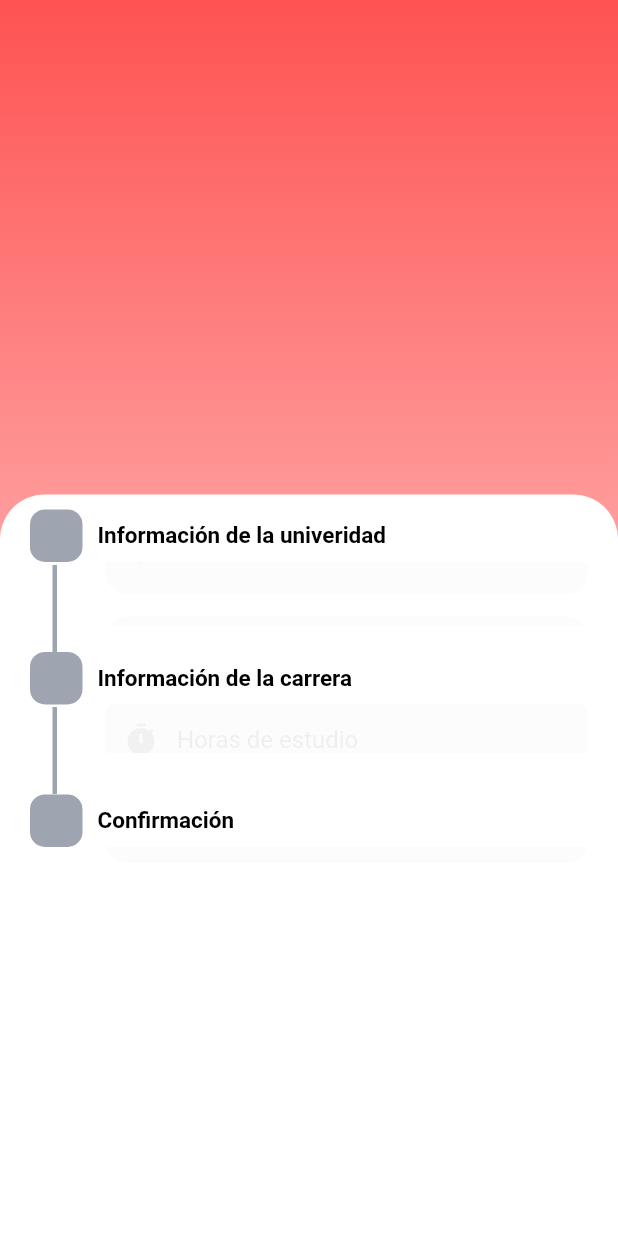
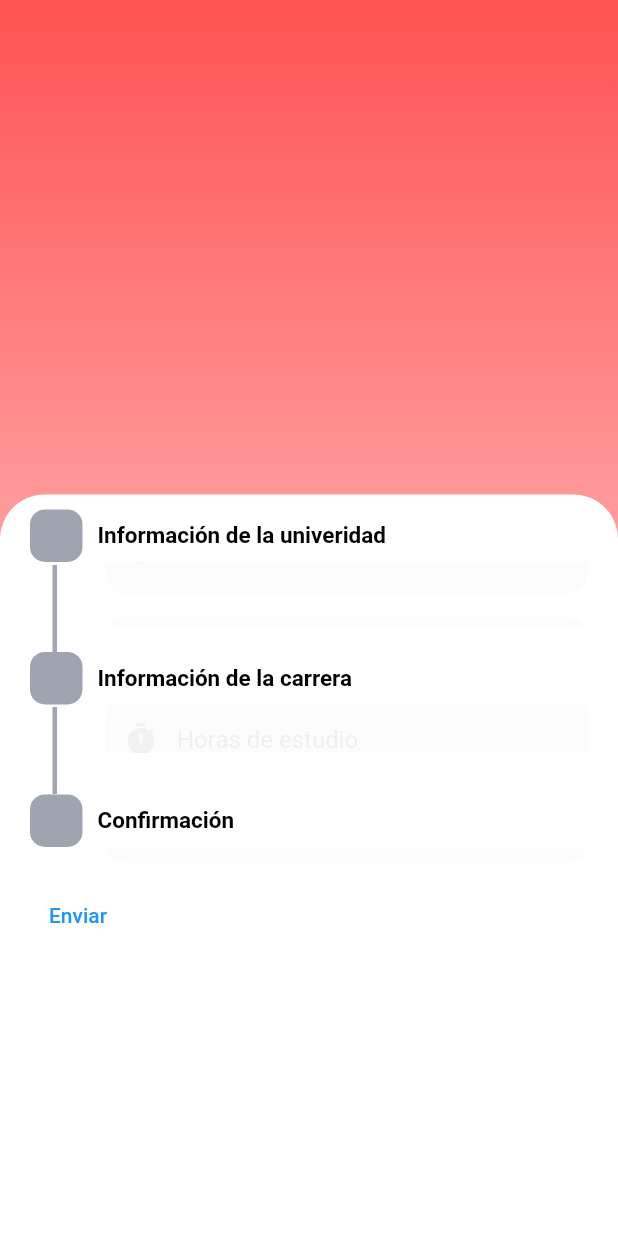
Before and after one commit to tutostrucoscode/rea, a Flutter app: the HomeScreen screen opened directly, on a phone screen of 412 x 824 dp. Run offline on Flutter 3.47's test engine with Material 2 defaults, Android fonts, the phone set to English and light mode, and no system bars; our stand-ins replace bloc, cloud_firestore, equatable, firebase_auth, firebase_core, flutter_bloc and 1 more; accounts and stored records are empty.

```diff
--- /dev/null
+++ b/lib/domain/models/form_model.dart
@@ -0,0 +1,26 @@
+class FormFieldModel {
+  String field1;
+  String field2;
+  String field3;
+  String field4;
+  String field5;
+  String field6;
+  String field7;
+  String field8;
+  String field9;
+
+  FormFieldModel(this.field1, this.field2, this.field3, this.field4,
+      this.field5, this.field6, this.field7, this.field8, this.field9);
+
+  Map<String, dynamic> toJson() => {
+        'field1': field1,
+        'field2': field2,
+        'field3': field3,
+        'field4': field4,
+        'field5': field5,
+        'field6': field6,
+        'field7': field7,
+        'field8': field8,
+        'field9': field9,
+      };
+}
--- a/lib/main.dart
+++ b/lib/main.dart
@@ -11,7 +11,7 @@ void main() async {
   WidgetsFlutterBinding.ensureInitialized();
   await Firebase.initializeApp();
   await di.init();
-  runApp(MyApp());
+  runApp(const MyApp());
 }
 
 class MyApp extends StatelessWidget {
@@ -34,12 +34,12 @@ class MyApp extends StatelessWidget {
             return BlocBuilder<AuthCubit, AuthState>(
               builder: (context, authState) {
                 if (authState is Authenticated) {
-                  return HomeScreen();
+                  return const HomeScreen();
                 }
                 if (authState is UnAuthenticated) {
-                  return LoginScreen();
+                  return const LoginScreen();
                 }
-                return LoginScreen();
+                return const LoginScreen();
               },
             );
           }
--- a/lib/ui/screens/forms/page1.dart
+++ b/lib/ui/screens/forms/page1.dart
@@ -1,32 +1,47 @@
 import 'package:flutter/material.dart';
+import 'package:rea/domain/models/form_model.dart';
 import 'package:rea/ui/widgets/textField.dart';
 
 class Page1 extends StatelessWidget {
-  const Page1({Key? key}) : super(key: key);
+  final FormFieldModel formField;
+
+  const Page1({Key? key, required this.formField}) : super(key: key);
 
   @override
   Widget build(BuildContext context) {
+    TextEditingController _field1Controller = TextEditingController();
+    _field1Controller.text = formField.field1;
+    TextEditingController _field2Controller = TextEditingController();
+    _field2Controller.text = formField.field2;
+    TextEditingController _field3Controller = TextEditingController();
+    _field3Controller.text = formField.field3;
+    TextEditingController _field4Controller = TextEditingController();
+    _field4Controller.text = formField.field4;
     return Container(
       padding: const EdgeInsets.only(top: 15),
       child: Column(children: [
         TProgress(
           hintText: 'Nombre de la universidad',
           prefix: const Icon(Icons.apartment),
+          controller: _field1Controller,
         ),
-        SizedBox(height: 15),
+        const SizedBox(height: 15),
         TProgress(
           hintText: 'Nombre de la facultad',
           prefix: const Icon(Icons.school),
+          controller: _field2Controller,
         ),
-        SizedBox(height: 15),
+        const SizedBox(height: 15),
         TProgress(
           hintText: 'Semestre cursando',
           prefix: const Icon(Icons.numbers),
+          controller: _field3Controller,
         ),
-        SizedBox(height: 15),
+        const SizedBox(height: 15),
         TProgress(
           hintText: 'Promedio general de la carrera',
           prefix: const Icon(Icons.star),
+          controller: _field4Controller,
         ),
       ]),
     );
--- a/lib/ui/screens/forms/page2.dart
+++ b/lib/ui/screens/forms/page2.dart
@@ -1,27 +1,39 @@
 import 'package:flutter/material.dart';
+import 'package:rea/domain/models/form_model.dart';
 import 'package:rea/ui/widgets/textField.dart';
 
 class Page2 extends StatelessWidget {
-  const Page2({Key? key}) : super(key: key);
+  final FormFieldModel formField;
+
+  const Page2({Key? key, required this.formField}) : super(key: key);
 
   @override
   Widget build(BuildContext context) {
+    TextEditingController _field5Controller = TextEditingController();
+    _field5Controller.text = formField.field5;
+    TextEditingController _field6Controller = TextEditingController();
+    _field6Controller.text = formField.field6;
+    TextEditingController _field7Controller = TextEditingController();
+    _field7Controller.text = formField.field7;
     return Container(
       padding: const EdgeInsets.only(top: 15),
       child: Column(children: [
         TProgress(
           hintText: 'Materia de interes',
           prefix: const Icon(Icons.book),
+          controller: _field5Controller,
         ),
         SizedBox(height: 15),
         TProgress(
           hintText: 'Horas de estudio',
           prefix: const Icon(Icons.timer),
+          controller: _field6Controller,
         ),
         SizedBox(height: 15),
         TProgress(
           hintText: 'Promedio general de la carrera',
           prefix: const Icon(Icons.star),
+          controller: _field7Controller,
         ),
       ]),
     );
--- a/lib/ui/screens/forms/page3.dart
+++ b/lib/ui/screens/forms/page3.dart
@@ -1,22 +1,31 @@
 import 'package:flutter/material.dart';
+import 'package:rea/domain/models/form_model.dart';
 import 'package:rea/ui/widgets/textField.dart';
 
 class Page3 extends StatelessWidget {
-  const Page3({Key? key}) : super(key: key);
+  final FormFieldModel formField;
+
+  const Page3({Key? key, required this.formField}) : super(key: key);
 
   @override
   Widget build(BuildContext context) {
+    TextEditingController _field8Controller = TextEditingController();
+    _field8Controller.text = formField.field8;
+    TextEditingController _field9Controller = TextEditingController();
+    _field9Controller.text = formField.field9;
     return Container(
       padding: const EdgeInsets.only(top: 15),
       child: Column(children: [
         TProgress(
           hintText: 'Como se entero de nosotros',
           prefix: const Icon(Icons.batch_prediction),
+          controller: _field8Controller,
         ),
         SizedBox(height: 15),
         TProgress(
           hintText: 'Heres estudiante o profesor',
           prefix: const Icon(Icons.assignment_ind),
+          controller: _field9Controller,
         ),
       ]),
     );
--- a/lib/ui/screens/homeScreen.dart
+++ b/lib/ui/screens/homeScreen.dart
@@ -1,4 +1,5 @@
 import 'package:flutter/material.dart';
+import 'package:rea/domain/models/form_model.dart';
 import 'package:rea/ui/screens/forms/page1.dart';
 import 'package:rea/ui/screens/forms/page2.dart';
 import 'package:rea/ui/screens/forms/page3.dart';
@@ -14,6 +15,10 @@ class HomeScreen extends StatefulWidget {
 class _HomeScreenState extends State<HomeScreen> {
   @override
   Widget build(BuildContext context) {
+    //FirebaseFirestore firebaseFirestore = FirebaseFirestore.instance;
+
+    final newFormField = FormFieldModel("", "", "", "", "", "", "", "", "");
+
     double height = MediaQuery.of(context).size.height;
     double width = MediaQuery.of(context).size.width;
     return Scaffold(
@@ -46,10 +51,16 @@ class _HomeScreenState extends State<HomeScreen> {
                     child: Column(
                       crossAxisAlignment: CrossAxisAlignment.start,
                       children: [
-                        PForm(pages: const [
-                          Page1(),
-                          Page2(),
-                          Page3()
+                        PForm(pages: [
+                          Page1(
+                            formField: newFormField,
+                          ),
+                          Page2(
+                            formField: newFormField,
+                          ),
+                          Page3(
+                            formField: newFormField,
+                          )
                         ], title: [
                           PTitle(
                             title: 'Información de la univeridad',
@@ -60,7 +71,9 @@ class _HomeScreenState extends State<HomeScreen> {
                           PTitle(
                             title: 'Confirmación',
                           )
-                        ])
+                        ]),
+                        TextButton(
+                            onPressed: () async {}, child: const Text("Enviar"))
                       ],
                     ),
                   ),
--- a/lib/ui/widgets/textField.dart
+++ b/lib/ui/widgets/textField.dart
@@ -3,8 +3,13 @@ import 'package:flutter/material.dart';
 class TProgress extends StatelessWidget {
   String hintText;
   Widget prefix;
+  TextEditingController controller;
 
-  TProgress({Key? key, required this.hintText, required this.prefix})
+  TProgress(
+      {Key? key,
+      required this.hintText,
+      required this.prefix,
+      required this.controller})
       : super(key: key);
 
   @override
@@ -15,10 +20,11 @@ class TProgress extends StatelessWidget {
         borderRadius: BorderRadius.circular(15),
       ),
       child: TextFormField(
+        controller: controller,
         decoration: InputDecoration(
             prefixIcon: prefix,
             hintText: hintText,
-            border: OutlineInputBorder(borderSide: BorderSide.none)),
+            border: const OutlineInputBorder(borderSide: BorderSide.none)),
       ),
     );
   }
```
